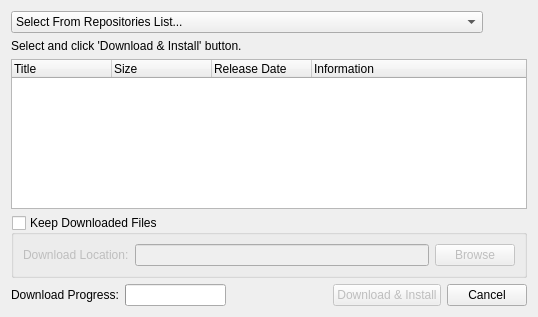
This is src/databaseupdater.ui in srazi/Saaghar as Qt 5 draws it before an edit. The edited form follows.
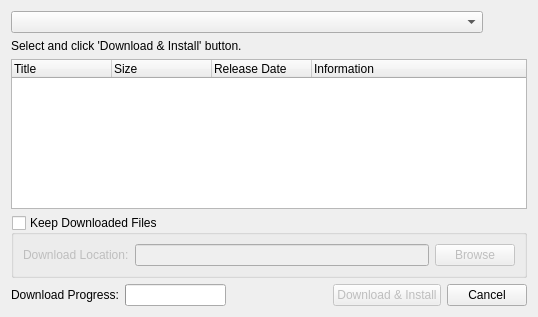
This is the edited form.

Commit message:
[DataBaseUpdater] Always show default repositories,
- Also changelog and translation were updated.

```diff
--- a/src/databaseupdater.ui
+++ b/src/databaseupdater.ui
@@ -22,13 +22,7 @@
      <item>
       <layout class="QHBoxLayout" name="horizontalLayoutRepo">
        <item>
-        <widget class="QComboBox" name="comboBoxRepoList">
-         <item>
-          <property name="text">
-           <string>Select From Repositories List...</string>
-          </property>
-         </item>
-        </widget>
+        <widget class="QComboBox" name="comboBoxRepoList"/>
        </item>
        <item>
         <widget class="QPushButton" name="refreshPushButton">
```
The commit also changes 5 other files.
